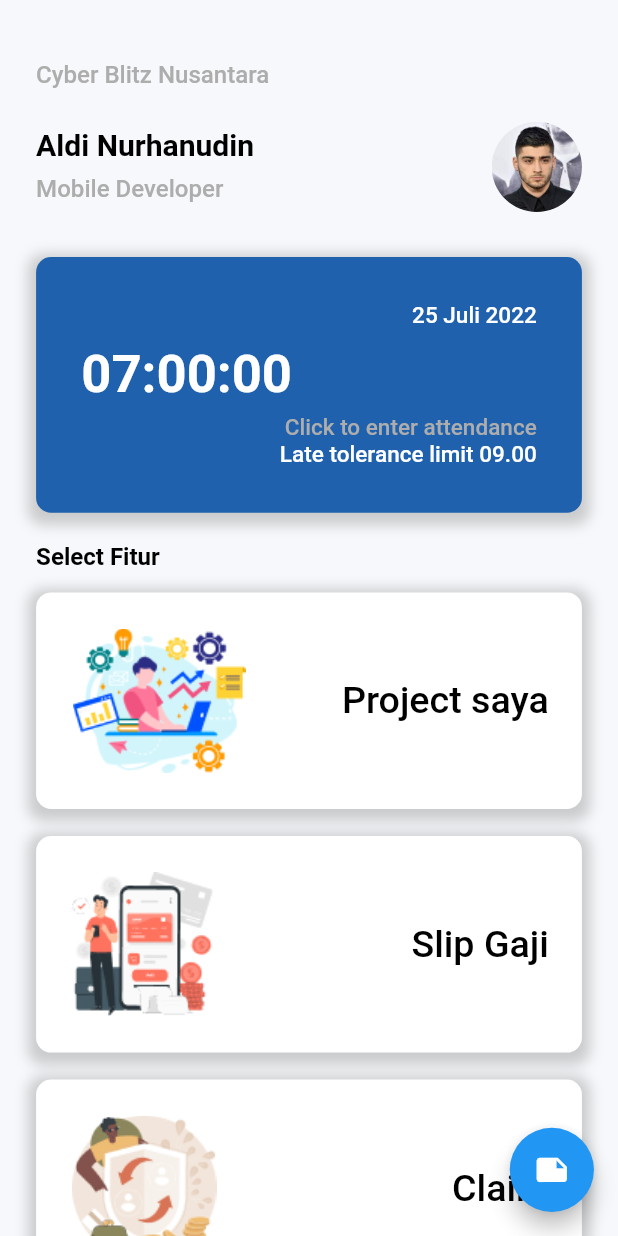
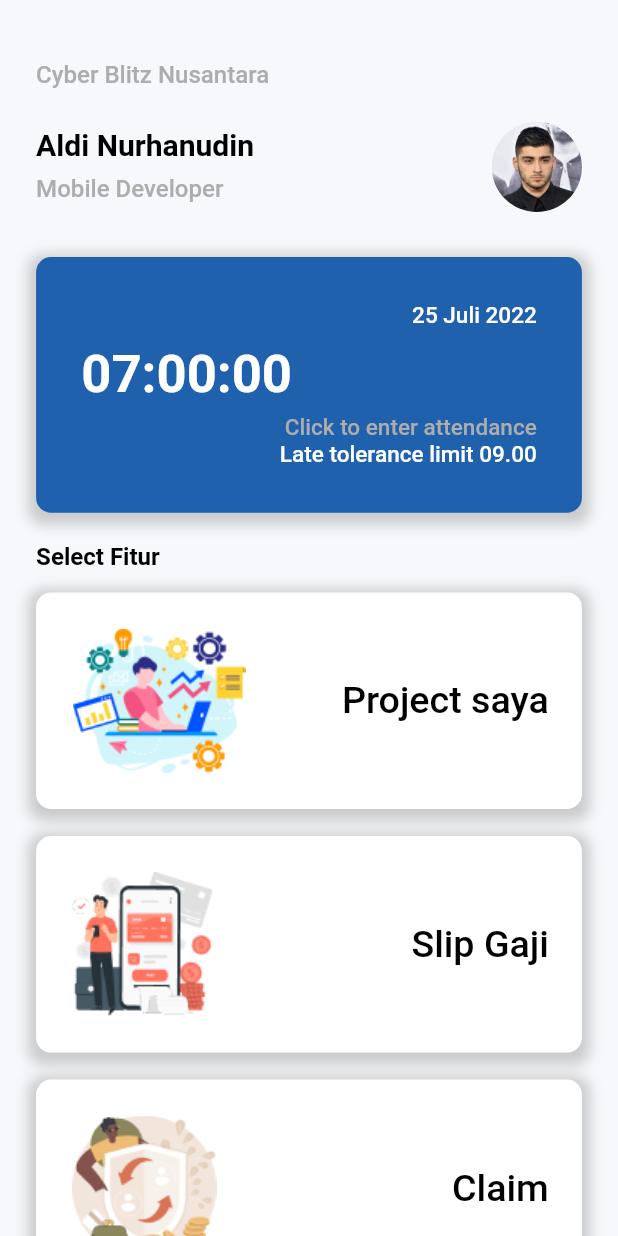
Before and after one commit to aldinurhanudin/Hccapp, a Flutter app: the HomePage screen opened directly, on a phone screen of 412 x 824 dp. Run offline on Flutter 3.47's test engine with Material 2 defaults, Android fonts, the phone set to English and light mode, and no system bars; our stand-ins replace bloc, equatable, flutter_bloc, font_awesome_flutter, get, google_fonts and 4 more.

Commit message:
pdfviewer done

```diff
--- a/hccapp/lib/ui/pages/home_page.dart
+++ b/hccapp/lib/ui/pages/home_page.dart
@@ -26,22 +26,24 @@ class HomePage extends GetView<HomeController> {
           const SizedBox(
             height: 14,
           ),
-          const FiturItem(
+          FiturItem(
             title: 'Project saya',
             imageUrl: 'assets/project.png',
-            isSelected: true,
+            onTap: () {},
           ),
-          const FiturItem(
+          FiturItem(
             title: 'Slip Gaji',
             imageUrl: 'assets/slipgaji.png',
+            onTap: () => controller.getPDF(),
           ),
           const FiturItem(
             title: 'Claim',
             imageUrl: 'assets/claim.png',
           ),
-          const FiturItem(
+          FiturItem(
             title: 'Cuti',
             imageUrl: 'assets/cuti.png',
+            onTap: () {},
           ),
           const FiturItem(
             title: 'Project saya',
@@ -53,10 +55,6 @@ class HomePage extends GetView<HomeController> {
           ),
         ],
       ),
-      floatingActionButton: FloatingActionButton(
-        onPressed: () => controller.getPDF(),
-        child: Icon(Icons.note),
-      ),
     );
   }
 }
--- a/hccapp/lib/ui/pages/pages.dart
+++ b/hccapp/lib/ui/pages/pages.dart
@@ -6,6 +6,7 @@ import 'package:font_awesome_flutter/font_awesome_flutter.dart';
 import 'package:get/get.dart';
 import 'package:google_fonts/google_fonts.dart';
 import 'package:hccapp/app/modules/home/controllers/home_controller.dart';
+import 'package:hccapp/app/modules/home/views/home_view.dart';
 import 'package:hccapp/ui/widgets/widgets.dart';
 
 import '../../cubit/cubit.dart';
--- a/hccapp/lib/ui/widgets/fitur_item.dart
+++ b/hccapp/lib/ui/widgets/fitur_item.dart
@@ -1,20 +1,24 @@
 part of 'widgets.dart';
 
-class FiturItem extends StatelessWidget {
+class FiturItem extends GetView<HomeController> {
   final String title;
   final String imageUrl;
-  final bool isSelected;
+  final VoidCallback? onTap;
 
   const FiturItem({
     Key? key,
     required this.title,
     required this.imageUrl,
-    this.isSelected = false,
+    this.onTap,
   }) : super(key: key);
 
   @override
   Widget build(BuildContext context) {
-    return Container(
+    return GestureDetector(
+      onTap: onTap,
+      child: Column(
+        children: [
+          Container(
             margin: const EdgeInsets.only(
               bottom: 18,
             ),
@@ -31,17 +35,6 @@ class FiturItem extends StatelessWidget {
               borderRadius: BorderRadius.circular(10),
               color: whiteColor,
             ),
-      child: GestureDetector(
-        onTap: () async {
-          // setState(() {
-          //   // isLoading = true;
-          // });
-
-          Get.to(() => HomeView());
-          // setState(() {
-          //   // isLoading = false;
-          // });
-        },
             child: Row(
               mainAxisAlignment: MainAxisAlignment.spaceBetween,
               children: [
@@ -63,6 +56,8 @@ class FiturItem extends StatelessWidget {
               ],
             ),
           ),
+        ],
+      ),
     );
   }
 }
--- a/hccapp/lib/ui/widgets/widgets.dart
+++ b/hccapp/lib/ui/widgets/widgets.dart
@@ -4,6 +4,7 @@ import 'package:flutter/src/foundation/key.dart';
 import 'package:flutter/src/widgets/framework.dart';
 import 'package:get/get_core/get_core.dart';
 import 'package:get/get_navigation/src/extension_navigation.dart';
+import 'package:get/get_state_manager/src/simple/get_view.dart';
 // import 'package:get/get_state_manager/src/simple/get_view.dart';
 import 'package:hccapp/app/modules/home/controllers/home_controller.dart';
 import 'package:hccapp/app/modules/home/views/home_view.dart';
```
Lines whose indentation alone changed are shown as unchanged.
